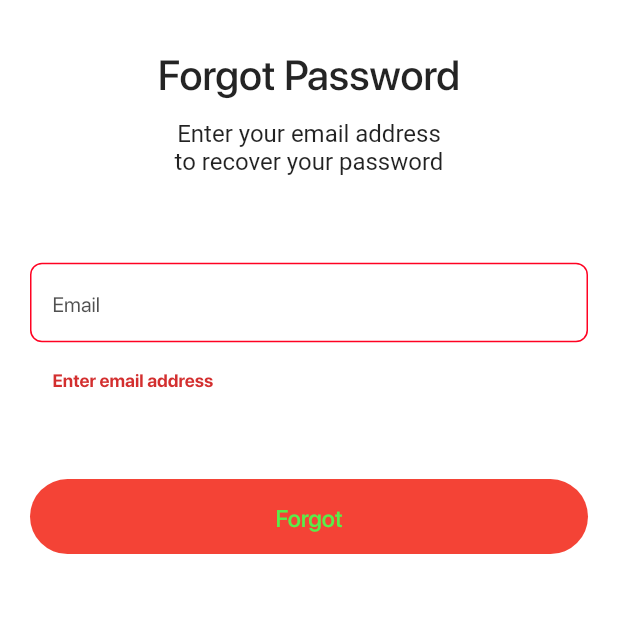
After one commit to atultiwari7388/social-people, a Flutter app: the ForgotPassword screen opened by its route, after a tap on "Forgot", on a phone screen of 412 x 824 dp, the top half of it. The commit adds this screen. Run offline on Flutter 3.47's test engine with Material 2 defaults, Android fonts, the phone set to English and light mode, and no system bars; our stand-ins replace firebase_auth, firebase_core, firebase_database, fluttertoast; missing offline and left inert: firebase_core_web, firebase_database_web, firebase_storage_web, image_picker_for_web; accounts and stored records are empty; project files that could hold a hidden picture were left out.

Commit message:
forgot password section done

```diff
--- a/lib/utils/routes/route_name.dart
+++ b/lib/utils/routes/route_name.dart
@@ -3,4 +3,5 @@ class RouteName {
   static const String loginScreen = "login_screen";
   static const String signupScreen = "signup_screen";
   static const String homeScreen = "home_screen";
+  static const String forgotPassword = "forgot_pass";
 }
--- a/lib/utils/routes/routes.dart
+++ b/lib/utils/routes/routes.dart
@@ -1,5 +1,6 @@
 import 'package:flutter/material.dart';
 import 'package:tech_media/utils/routes/route_name.dart';
+import 'package:tech_media/view/forgotPassword/forgot_password.forgotPass.view.dart';
 import 'package:tech_media/view/home/home_view.home.view.dart';
 import 'package:tech_media/view/login/login_screen.dart';
 import 'package:tech_media/view/signup/sign_up_screen.dart';
@@ -21,6 +22,9 @@ class Routes {
       case RouteName.homeScreen:
         return MaterialPageRoute(builder: (_) => const HomeView());
 
+      case RouteName.forgotPassword:
+        return MaterialPageRoute(builder: (_) => const ForgotPassword());
+
       default:
         return MaterialPageRoute(builder: (_) {
           return Scaffold(
--- /dev/null
+++ b/lib/view/forgotPassword/forgot_password.forgotPass.view.dart
@@ -0,0 +1,96 @@
+import 'package:flutter/material.dart';
+import 'package:provider/provider.dart';
+import 'package:tech_media/res/components/round_button.components.res.dart';
+import 'package:tech_media/res/components/text_field.components.dart';
+import 'package:tech_media/viewModel/login/login_controller.login.viewmodel.dart';
+
+class ForgotPassword extends StatefulWidget {
+  const ForgotPassword({Key? key}) : super(key: key);
+
+  @override
+  State<ForgotPassword> createState() => _ForgotPasswordState();
+}
+
+class _ForgotPasswordState extends State<ForgotPassword> {
+  final _formKey = GlobalKey<FormState>();
+  final emailController = TextEditingController();
+  final emailFocusNode = FocusNode();
+
+  @override
+  void dispose() {
+    // TODO: implement dispose
+    super.dispose();
+    emailController.dispose();
+    emailFocusNode.dispose();
+  }
+
+  @override
+  Widget build(BuildContext context) {
+    final height = MediaQuery.of(context).size.height * 1;
+    return Scaffold(
+      body: SafeArea(
+        child: Padding(
+          padding: const EdgeInsets.symmetric(horizontal: 20, vertical: 10),
+          child: ChangeNotifierProvider(
+            create: (_) => LoginController(),
+            child: Consumer<LoginController>(
+              builder: (context, provider, child) {
+                return SingleChildScrollView(
+                  child: Column(
+                    mainAxisAlignment: MainAxisAlignment.start,
+                    crossAxisAlignment: CrossAxisAlignment.center,
+                    children: [
+                      SizedBox(height: height * .01),
+                      Text("Forgot Password",
+                          style: Theme.of(context).textTheme.headline3),
+                      SizedBox(height: height * .01),
+                      Text("Enter your email address\nto recover your password",
+                          textAlign: TextAlign.center,
+                          style: Theme.of(context).textTheme.subtitle1),
+                      SizedBox(height: height * .01),
+                      Form(
+                        key: _formKey,
+                        child: Padding(
+                          padding: EdgeInsets.only(
+                              top: height * .06, bottom: height * 0.01),
+                          child: Column(
+                            children: [
+                              TextFormFieldComponent(
+                                controller: emailController,
+                                focusNode: emailFocusNode,
+                                onFieldSubmitValue: (value) {},
+                                keyboardType: TextInputType.emailAddress,
+                                obscureText: false,
+                                hintText: "Email",
+                                formFieldValidator: (value) {
+                                  return value.isEmpty
+                                      ? "Enter email address"
+                                      : null;
+                                },
+                              ),
+                            ],
+                          ),
+                        ),
+                      ),
+                      const SizedBox(height: 40),
+                      RoundedButtonComponent(
+                        loading: provider.loading,
+                        title: "Forgot",
+                        onPress: () {
+                          if (_formKey.currentState!.validate()) {
+                            provider.forgotPassword(
+                                context, emailController.text.toString());
+                          }
+                        },
+                      ),
+                    ],
+                  ),
+                );
+              },
+            ),
+          ),
+        ),
+      ),
+    );
+  }
+}
--- a/lib/view/login/login_screen.dart
+++ b/lib/view/login/login_screen.dart
@@ -97,6 +97,9 @@ class _LoginViewState extends State<LoginView> {
                       ),
                       Align(
                         alignment: Alignment.centerRight,
+                        child: GestureDetector(
+                          onTap: () => Navigator.pushNamed(
+                              context, RouteName.forgotPassword),
                           child: Text(
                             "Forgot Password",
                             style: Theme.of(context)
@@ -105,6 +108,7 @@ class _LoginViewState extends State<LoginView> {
                                 .copyWith(
                                     fontSize: 15,
                                     decoration: TextDecoration.underline),
+                          ),
                         ),
                       ),
                       const SizedBox(height: 40),
--- a/lib/viewModel/login/login_controller.login.viewmodel.dart
+++ b/lib/viewModel/login/login_controller.login.viewmodel.dart
@@ -15,7 +15,7 @@ class LoginController with ChangeNotifier {
     notifyListeners();
   }
 
-  //create user
+  //user login
   void login(String emailAddress, String password, BuildContext context) async {
     setLoading(true);
     try {
@@ -37,4 +37,24 @@ class LoginController with ChangeNotifier {
       Utils.toastMessage(e.toString());
     }
   }
+
+  // forgot password
+
+  void forgotPassword(BuildContext context, String emailAddress) async {
+    setLoading(true);
+
+    try {
+      auth.sendPasswordResetEmail(email: emailAddress).then((value) {
+        setLoading(false);
+        Navigator.pushNamed(context, RouteName.loginScreen);
+        Utils.toastMessage("Please check your email to recover your pass");
+      }).onError((error, stackTrace) {
+        setLoading(false);
+        Utils.toastMessage(error.toString());
+      });
+    } catch (e) {
+      setLoading(false);
+      Utils.toastMessage(e.toString());
+    }
+  }
 }
```
Lines whose indentation alone changed are shown as unchanged.
